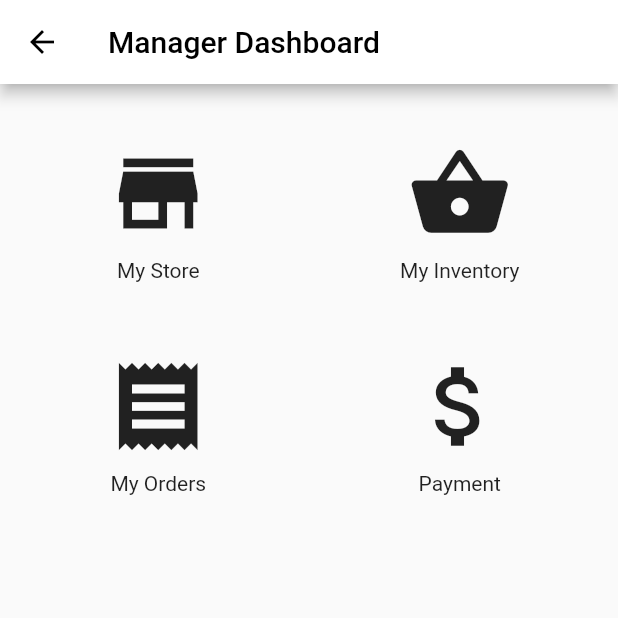
After one commit to michaelpropp18/universal_store, a Flutter app: the HomeScreen screen opened directly, on a phone screen of 412 x 824 dp, the top half of it. The commit adds this screen. Run offline on Flutter 3.47's test engine with Material 2 defaults, Android fonts, the phone set to English and light mode, and no system bars; our stand-ins replace cloud_firestore, firebase_auth, flutter_spinkit; accounts and stored records are empty.

Commit message:
Manager home screen

```diff
--- a/lib/models/user.dart
+++ b/lib/models/user.dart
@@ -1,4 +1,6 @@
 class User {
   final String uid;
-  User({this.uid});
+  bool isCustomer;
+  bool isManager;
+  User({this.uid, this.isCustomer, this.isManager});
 }
--- a/lib/routing/router.dart
+++ b/lib/routing/router.dart
@@ -1,5 +1,4 @@
 import 'package:flutter/material.dart';
-import 'package:universal_store/routing/transition.dart';
 
 import 'package:universal_store/view/authentication/account_type_screen.dart';
 import 'package:universal_store/view/authentication/customer_email_screen.dart';
@@ -12,7 +11,6 @@ import 'package:universal_store/view/customer/drawer/payment_screen.dart';
 import 'package:universal_store/view/customer/drawer/privacy_screen.dart';
 import 'package:universal_store/view/customer/drawer/profile_screen.dart';
 import 'package:universal_store/view/customer/drawer/purchases_screen.dart';
-import 'package:universal_store/view/customer/home/home_screen.dart';
 
 import 'package:universal_store/view/wrapper.dart';
 
--- a/lib/services/database.dart
+++ b/lib/services/database.dart
@@ -12,6 +12,22 @@ class DatabaseService {
   final CollectionReference managers =
       Firestore.instance.collection('managers');
 
+  /*
+    Returns true if the account associated with this uuid is a customer
+  */
+  Future isCustomer() async {
+    dynamic customer = await customers.document(uuid).get();
+    return customer.exists;
+  }
+
+  /*
+    Returns true if the account associated with this uuid is a manager
+  */
+  Future isManager() async {
+    dynamic manager = await managers.document(uuid).get();
+    return manager.exists;
+  }
+
   Future createNewCustomer(
       {@required String firstName,
       @required String lastName,
@@ -21,10 +37,9 @@ class DatabaseService {
   }
 
   Future createNewManager(
-    {@required String storeName,
-    @required String email}) async {
-      return await managers.document(uuid).setData(
-          {'storeName': storeName, 'email': email});
-    }
-
+      {@required String storeName, @required String email}) async {
+    return await managers
+        .document(uuid)
+        .setData({'storeName': storeName, 'email': email});
+  }
 }
--- /dev/null
+++ b/lib/view/manager/home_screen.dart
@@ -0,0 +1,45 @@
+import 'package:flutter/material.dart';
+import 'package:universal_store/view/manager/widgets/nav_icon.dart';
+
+class HomeScreen extends StatelessWidget {
+  @override
+  Widget build(BuildContext context) {
+    return Container(
+      child: Scaffold(
+        appBar: AppBar(
+          brightness: Brightness.light, // this makes the status bar black
+          iconTheme: new IconThemeData(
+              color: Colors.black), // this changes color of hamburger icon
+          backgroundColor: Colors.white,
+          title:
+              Text('Manager Dashboard', style: TextStyle(color: Colors.black)),
+        ),
+        body: Padding(
+          padding: const EdgeInsets.symmetric(vertical: 20, horizontal: 5),
+          child: Table(
+            children: [
+              TableRow(
+                children: [
+                  NavIcon(icon: Icons.store, text: 'My Store'),
+                  NavIcon(icon: Icons.shopping_basket, text: 'My Inventory'),
+                ],
+              ),
+              TableRow(
+                children: [
+                  NavIcon(icon: Icons.receipt, text: 'My Orders'),
+                  //NavIcon(icon: Icons.insert_chart, text: 'Analytics'),
+                  NavIcon(icon: Icons.attach_money, text: 'Payment')
+                ],
+              ),
+              /*
+              TableRow(
+                children: [NavIcon(icon: Icons.home, text: 'Test')],
+              )
+              */
+            ],
+          ),
+        ),
+      ),
+    );
+  }
+}
--- /dev/null
+++ b/lib/view/manager/widgets/nav_icon.dart
@@ -0,0 +1,26 @@
+import 'package:flutter/material.dart';
+
+class NavIcon extends StatelessWidget {
+  final IconData icon;
+  final String text;
+
+  const NavIcon({@required this.icon, @required this.text});
+
+  @override
+  Widget build(BuildContext context) {
+    return Padding(
+      padding: const EdgeInsets.all(10.0),
+      child: Column(
+        children: [
+          IconButton(
+            iconSize: 70,
+            icon: Icon(icon),
+            onPressed: () {},
+          ),
+          Text(text),
+          SizedBox(height: 20),
+        ],
+      ),
+    );
+  }
+}
--- a/lib/view/wrapper.dart
+++ b/lib/view/wrapper.dart
@@ -4,6 +4,7 @@ import 'package:universal_store/models/user.dart';
 
 import 'authentication/sign_in_screen.dart';
 import 'customer/home/home_screen.dart';
+import 'manager/home_screen.dart';
 
 class Wrapper extends StatelessWidget {
   @override
@@ -13,6 +14,7 @@ class Wrapper extends StatelessWidget {
       return SignIn();
     } else {
       return Home();
+      //return HomeScreen();
     }
   }
 }
```
Also changed, not shown: lib/services/auth.dart (+17 -5 lines), lib/view/manager/store_information_screen.dart (added, +10 -0 lines), lib/view_models/login_view_model.dart (+4 -4 lines), lib/view/manager/store_inventory_screen.dart (added), lib/view/manager/store_payment_screen.dart (added).
